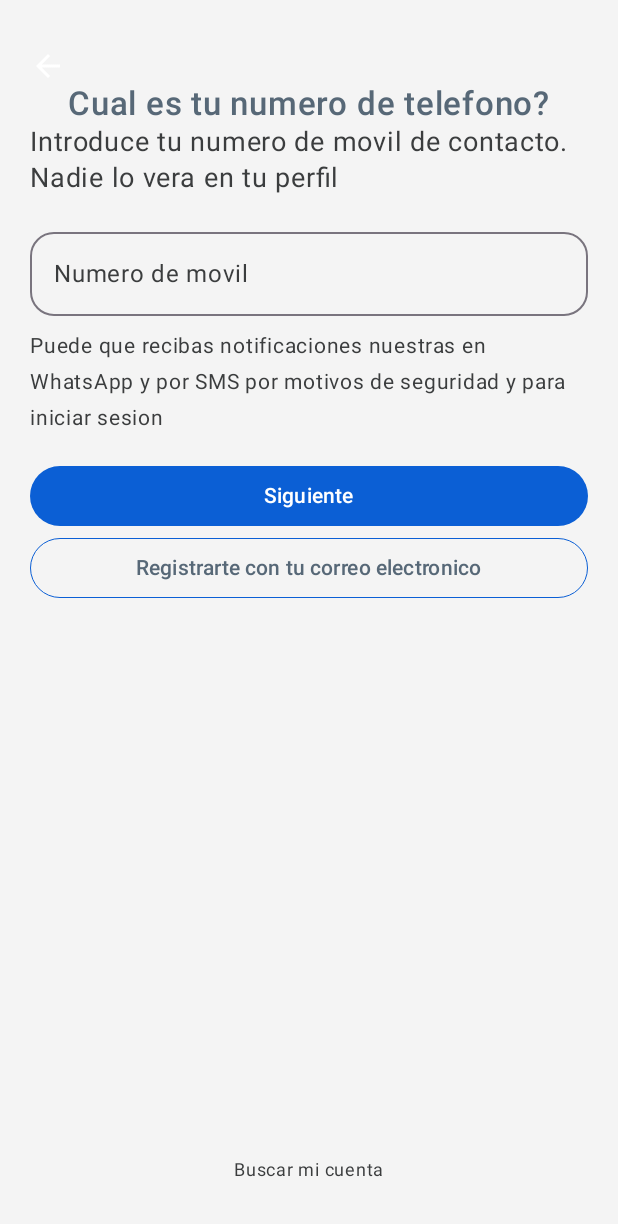
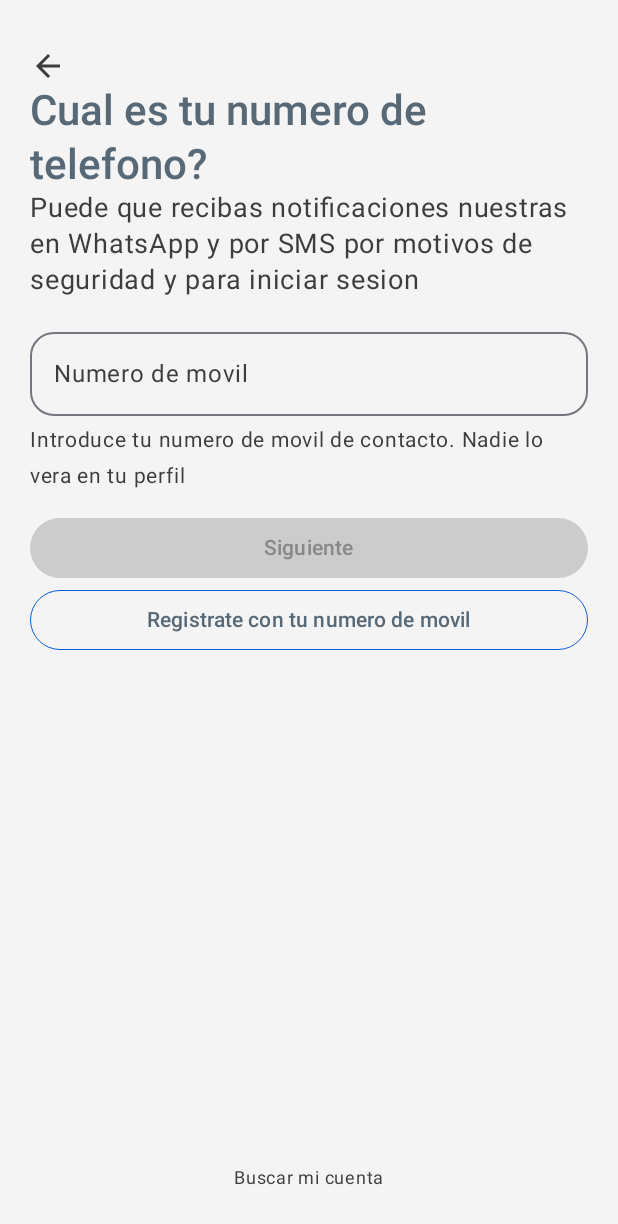
Before and after one commit to JoseLuisRiquelme/Instadev, an Android app built with Jetpack Compose: the screen it shows after launch (MainActivity), after a tap on "Crear cuenta nueva", on a phone screen of 412 x 824 dp. Shown: the top 1224 px of the screen. Run offline under Robolectric (Android 15) with nearby library versions, the phone set to English and light mode, and no system bars.

Commit message:
working in the navigation, texts sizes, texts colors

```diff
--- a/app/src/main/java/cl/colabora/instadev/auth/register/presentation/screens/RegisterScreen.kt
+++ b/app/src/main/java/cl/colabora/instadev/auth/register/presentation/screens/RegisterScreen.kt
@@ -1,6 +1,7 @@
 package cl.colabora.instadev.auth.register.presentation.screens
 
 import androidx.compose.foundation.background
+import androidx.compose.foundation.clickable
 import androidx.compose.foundation.layout.Column
 import androidx.compose.foundation.layout.Spacer
 import androidx.compose.foundation.layout.fillMaxWidth
@@ -16,12 +17,10 @@ import androidx.lifecycle.viewmodel.compose.viewModel
 import androidx.compose.runtime.getValue
 import androidx.compose.ui.Alignment
 import androidx.compose.ui.Modifier
-import androidx.compose.ui.graphics.Color
 import androidx.compose.ui.res.stringResource
 import androidx.compose.ui.unit.dp
 import androidx.compose.ui.unit.sp
 import cl.colabora.instadev.R
-import cl.colabora.instadev.auth.login.domain.model.ContactType
 import cl.colabora.instadev.core.ui.components.buttons.InstaPrimaryButton
 import cl.colabora.instadev.core.ui.components.buttons.InstaSecondaryButton
 import cl.colabora.instadev.core.ui.components.textfield.InstaSecondaryTextField
@@ -30,9 +29,32 @@ import cl.colabora.instadev.core.ui.components.texts.InstaSecondaryText
 import cl.colabora.instadev.core.ui.components.texts.InstaTitleText
 
 @Composable
-fun RegisterScreen(registerViewModel: RegisterViewModel = viewModel()) {
+fun RegisterScreen(registerViewModel: RegisterViewModel = viewModel(), onNavigate: () -> Unit) {
     val uiState by registerViewModel.uiState.collectAsStateWithLifecycle()
-    val contactType = registerViewModel.contactType.value
+
+    val title: String
+    val subtitle: String
+    val label: String
+    val changeModeText: String
+    val changeModeButton: String
+
+    when (uiState.isPhoneMode) {
+        true -> {
+            title = stringResource(R.string.register_screen_header_type_mobil)
+            subtitle = stringResource(R.string.register_screen_bodysmall_type_movil)
+            label = stringResource(R.string.register_screen_textfield_type_movil)
+            changeModeText = stringResource(R.string.register_screen_body_type_movil)
+            changeModeButton = stringResource(R.string.register_screen_secondarybutton_type_email)
+        }
+
+        false -> {
+            title = stringResource(R.string.register_screen_header_type_email)
+            subtitle = stringResource(R.string.register_screen_bodysmall_type_email)
+            label = stringResource(R.string.register_screen_textfield_type_email)
+            changeModeText = stringResource(R.string.register_screen_body_type_email)
+            changeModeButton = stringResource(R.string.register_screen_secondarybutton_type_movil)
+        }
+    }
     Column(
         modifier = Modifier
             .background(MaterialTheme.colorScheme.background)
@@ -41,45 +63,44 @@ fun RegisterScreen(registerViewModel: RegisterViewModel = viewModel()) {
         horizontalAlignment = Alignment.CenterHorizontally
     ) {
         Icon(
-            modifier = Modifier.align(Alignment.Start),
+            modifier = Modifier
+                .align(Alignment.Start)
+                .clickable {
+                    onNavigate()
+                },
             imageVector = Icons.Default.ArrowBack,
             contentDescription = "",
-            tint = Color.White
+            tint = MaterialTheme.colorScheme.onSurfaceVariant
         )
         InstaTitleText(
-            text = if (contactType == ContactType.MOBIL) {
-                stringResource(R.string.register_screen_header_type_mobil)
-            } else stringResource(R.string.register_screen_header_type_email),
+            text = title,
         )
         InstaPrimaryText(
-            text = if (contactType == ContactType.MOBIL) {
-                stringResource(R.string.register_screen_body_type_movil)
-            } else stringResource(R.string.register_screen_body_type_email),
+            text = subtitle,
         )
         Spacer(Modifier.height(16.dp))
         InstaSecondaryTextField(
             modifier = Modifier.fillMaxWidth(),
-            value = uiState.mobilNumber,
-            onValueChange = {},
-            label = if (contactType == ContactType.MOBIL) {
-                stringResource(R.string.register_screen_textfield_type_movil)
-            } else stringResource(R.string.register_screen_textfield_type_email)
+            value = uiState.value,
+            onValueChange = { registerViewModel.onChangeMode(it) },
+            label = label
         )
         Spacer(Modifier.height(8.dp))
         InstaSecondaryText(
-            text = if (contactType == ContactType.MOBIL) {
-                stringResource(R.string.register_screen_bodysmall_type_movil)
-            } else stringResource(R.string.register_screen_bodysmall_type_email),
+            text = changeModeText,
             fontSize = 14.sp
         )
         Spacer(Modifier.height(16.dp))
-        InstaPrimaryButton(modifier = Modifier.fillMaxWidth(), onClick = {}, text = stringResource(R.string.register_screen_primarybutton))
+        InstaPrimaryButton(
+            enabled = uiState.isRegisterEnable,
+            modifier = Modifier.fillMaxWidth(),
+            onClick = {},
+            text = stringResource(R.string.register_screen_primarybutton)
+        )
         InstaSecondaryButton(
             modifier = Modifier.fillMaxWidth(),
             onClick = { registerViewModel.toggleContactType() },
-            text = if (contactType == ContactType.MOBIL) {
-                stringResource(R.string.register_screen_secondarybutton_type_movil)
-            } else stringResource(R.string.register_screen_secondarybutton_type_email)
+            text = changeModeButton
         )
         Spacer(Modifier.weight(1f))
         InstaSecondaryText(
--- a/app/src/main/java/cl/colabora/instadev/auth/register/presentation/screens/RegisterViewModel.kt
+++ b/app/src/main/java/cl/colabora/instadev/auth/register/presentation/screens/RegisterViewModel.kt
@@ -1,25 +1,39 @@
 package cl.colabora.instadev.auth.register.presentation.screens
 
-import androidx.compose.runtime.mutableStateOf
+import android.util.Patterns
 import androidx.lifecycle.ViewModel
-import cl.colabora.instadev.auth.login.domain.model.ContactType
-import cl.colabora.instadev.core.navegation.Register
 import kotlinx.coroutines.flow.MutableStateFlow
 import kotlinx.coroutines.flow.StateFlow
+import kotlinx.coroutines.flow.update
 
 class RegisterViewModel : ViewModel() {
     private val _uiState = MutableStateFlow(RegisterUiState())
     val uiState: StateFlow<RegisterUiState> = _uiState
-    var contactType= mutableStateOf(ContactType.MOBIL)
-    fun toggleContactType(){
-        contactType.value=if(contactType.value== ContactType.MOBIL)
-            ContactType.EMAIL else ContactType.MOBIL
+
+    fun toggleContactType() {
+        _uiState.update {
+            it.copy(isPhoneMode = !it.isPhoneMode, value = "")
+        }
+
     }
+
+    fun onChangeMode(value: String) {
+        _uiState.update {
+            val isEnabled = if (it.isPhoneMode) {
+                value.length >= 9
+            } else {
+                Patterns.EMAIL_ADDRESS.matcher(value).matches()
+            }
+            it.copy(isRegisterEnable = isEnabled, value = value)
+        }
+    }
+
+
 }
 
 data class RegisterUiState(
-    val mobilNumber: String = "",
-    val email: String = "",
+    val value: String = "",
+    val isPhoneMode: Boolean = true,
     val isLoading: Boolean = false,
     val isRegisterEnable: Boolean = false
 
--- a/app/src/main/java/cl/colabora/instadev/core/navegation/NavigationWrapper.kt
+++ b/app/src/main/java/cl/colabora/instadev/core/navegation/NavigationWrapper.kt
@@ -17,7 +17,11 @@ fun NavigationWrapper() {
             })
         }
         composable<Register> {
-            RegisterScreen()
+            RegisterScreen(
+                onNavigate={
+                    navController.popBackStack()
+                }
+            )
         }
     }
 }
--- a/app/src/main/java/cl/colabora/instadev/core/ui/components/textfield/InstaSecondaryTextField.kt
+++ b/app/src/main/java/cl/colabora/instadev/core/ui/components/textfield/InstaSecondaryTextField.kt
@@ -1,6 +1,5 @@
 package cl.colabora.instadev.core.ui.components.textfield
 
-import androidx.compose.foundation.layout.fillMaxWidth
 import androidx.compose.foundation.shape.RoundedCornerShape
 import androidx.compose.material3.OutlinedTextField
 import androidx.compose.material3.Text
@@ -12,13 +11,13 @@ import androidx.compose.ui.unit.dp
 fun InstaSecondaryTextField(
     modifier: Modifier = Modifier,
     value: String,
-    onValueChange: () -> Unit,
+    onValueChange: (String) -> Unit,
     label: String
 ) {
     OutlinedTextField(
         modifier = modifier,
         value = value,
-        onValueChange = { onValueChange },
+        onValueChange = { onValueChange(it) },
         shape = RoundedCornerShape(16.dp),
         label = { Text(label) }
     )
--- a/app/src/main/java/cl/colabora/instadev/core/ui/components/texts/InstaPrimaryText.kt
+++ b/app/src/main/java/cl/colabora/instadev/core/ui/components/texts/InstaPrimaryText.kt
@@ -8,5 +8,10 @@ import androidx.compose.ui.unit.sp
 
 @Composable
 fun InstaPrimaryText(modifier: Modifier = Modifier, text: String) {
-    Text(text = text, color = MaterialTheme.colorScheme.onSurfaceVariant, fontSize = 18.sp)
+    Text(
+        text = text,
+        color = MaterialTheme.colorScheme.onSurfaceVariant,
+        fontSize = 18.sp,
+        style = MaterialTheme.typography.bodyLarge
+    )
 }
--- a/app/src/main/java/cl/colabora/instadev/core/ui/components/texts/InstaSecondaryText.kt
+++ b/app/src/main/java/cl/colabora/instadev/core/ui/components/texts/InstaSecondaryText.kt
@@ -14,6 +14,6 @@ fun InstaSecondaryText(
     color: Color = MaterialTheme.colorScheme.onSurfaceVariant,
     fontSize: TextUnit
 ) {
-    Text(text = text, color = color, fontSize = fontSize)
+    Text(text = text, color = color, fontSize = fontSize, style = MaterialTheme.typography.bodyLarge)
 
 }
--- a/app/src/main/java/cl/colabora/instadev/core/ui/components/texts/InstaTitleText.kt
+++ b/app/src/main/java/cl/colabora/instadev/core/ui/components/texts/InstaTitleText.kt
@@ -5,16 +5,22 @@ import androidx.compose.material3.Text
 import androidx.compose.runtime.Composable
 import androidx.compose.ui.Modifier
 import androidx.compose.ui.graphics.Color
+import androidx.compose.ui.text.TextStyle
 import androidx.compose.ui.text.font.FontWeight
+import androidx.compose.ui.unit.TextUnit
 import androidx.compose.ui.unit.sp
 
 @Composable
-fun InstaTitleText(modifier: Modifier = Modifier,text: String= "Cual es tu numero de telefono?") {
+fun InstaTitleText(
+    modifier: Modifier = Modifier,
+    text: String = "Cual es tu numero de telefono?",
+    fontStyle: TextStyle? = MaterialTheme.typography.headlineMedium
+) {
     Text(
         modifier = modifier,
-        text =text,
+        text = text,
         color = MaterialTheme.colorScheme.onBackground,
-        fontSize = 22.sp,
-        fontWeight = FontWeight.Medium
+        style = MaterialTheme.typography.headlineMedium,
+        fontWeight = FontWeight.Medium,
     )
 }
--- a/app/src/main/java/cl/colabora/instadev/core/ui/theme/Type.kt
+++ b/app/src/main/java/cl/colabora/instadev/core/ui/theme/Type.kt
@@ -12,6 +12,20 @@ val Typography = Typography(
         fontFamily = FontFamily.Default,
         fontWeight = FontWeight.Normal,
         fontSize = 16.sp,
+        lineHeight = 24.sp,
+        letterSpacing = 0.5.sp
+    ),
+    bodyMedium = TextStyle(
+        fontFamily = FontFamily.Default,
+        fontWeight = FontWeight.Normal,
+        fontSize = 14.sp,
+        lineHeight = 24.sp,
+        letterSpacing = 0.5.sp
+    ),
+    headlineLarge = TextStyle(
+        fontFamily = FontFamily.Default,
+        fontWeight = FontWeight.Normal,
+        fontSize = 24.sp,
         lineHeight = 24.sp,
         letterSpacing = 0.5.sp
     )
```
